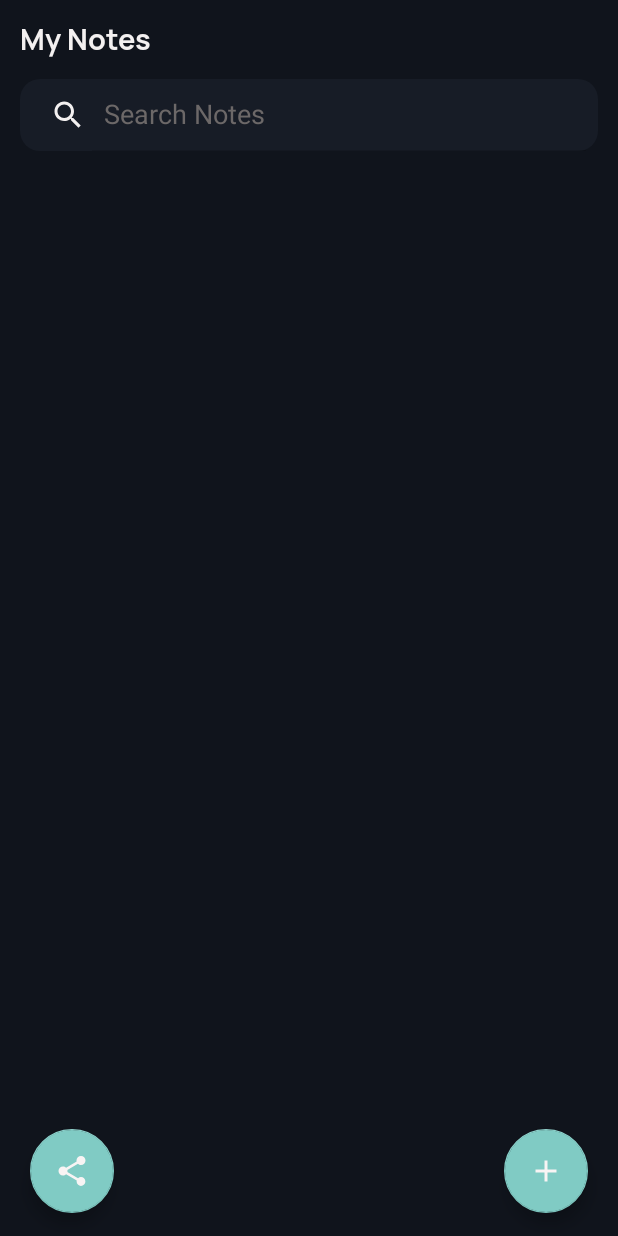
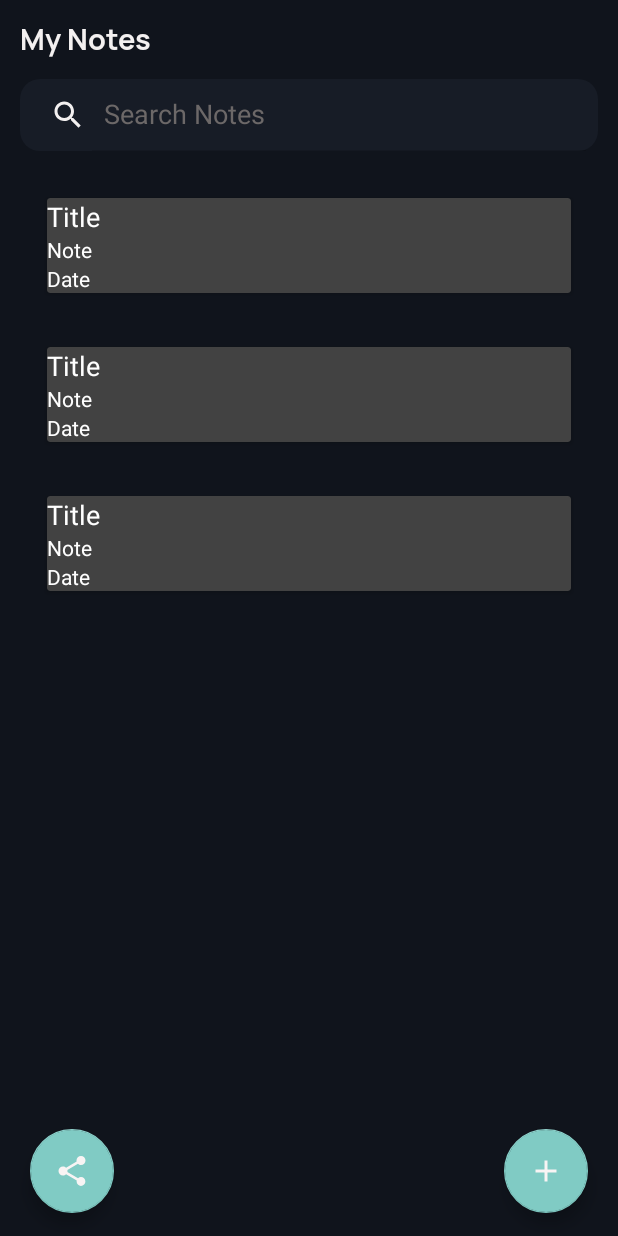
Before and after one commit to SahejChandok/CSI5175_SimpleNotes, an Android app: the layout activity_main.xml on its own in the app's theme, with its tools: preview values and no code run, on a phone screen of 412 x 824 dp. Run offline under Robolectric (Android 15) with nearby library versions, the phone set to English and light mode, and no system bars.

Commit message:
Revert "Revert "notes, update and delete""
This reverts commit 1079587f391d3f549ac9f9840c5412f8b6f10450.

```diff
--- a/app/build.gradle
+++ b/app/build.gradle
@@ -47,6 +47,8 @@ dependencies {
     implementation 'androidx.navigation:navigation-fragment-ktx:2.5.3'
     implementation 'androidx.navigation:navigation-ui-ktx:2.5.3'
     implementation 'androidx.core:core-ktx:1.9.0'
+
+
     testImplementation 'junit:junit:4.13.2'
     androidTestImplementation 'androidx.test.ext:junit:1.1.5'
     androidTestImplementation 'androidx.test.espresso:espresso-core:3.5.1'
@@ -59,5 +61,5 @@ dependencies {
     implementation "androidx.lifecycle:lifecycle-viewmodel-ktx:2.4.1"
     implementation "androidx.lifecycle:lifecycle-runtime-ktx:2.4.1"
     implementation "net.datafaker:datafaker:1.8.0"
-
+    implementation 'org.jetbrains.kotlinx:kotlinx-coroutines-core:1.4.1'
 }
--- a/app/src/main/AndroidManifest.xml
+++ b/app/src/main/AndroidManifest.xml
@@ -12,14 +12,17 @@
         android:icon="@mipmap/ic_launcher"
         android:label="@string/app_name"
         android:supportsRtl="true"
-
         android:theme="@style/Theme.AppCompat.NoActionBar"
         tools:targetApi="31">
+        <activity
+            android:name=".CreateNoteActivity"
+            android:exported="false" />
         <activity
             android:name=".MainActivity"
             android:exported="true">
             <intent-filter>
                 <action android:name="android.intent.action.MAIN" />
+
                 <category android:name="android.intent.category.LAUNCHER" />
             </intent-filter>
         </activity>
--- a/app/src/main/res/layout/activity_create_note.xml
+++ b/app/src/main/res/layout/activity_create_note.xml
@@ -15,7 +15,7 @@
         <EditText
             android:id="@+id/create_note_title"
             android:layout_width="match_parent"
-            android:layout_height="wrap_content"
+            android:layout_height="48dp"
             android:ems="10"
             android:hint="Title"
             android:gravity="start"
@@ -103,7 +103,6 @@
             android:layout_height="400sp"
             android:layout_marginTop="10sp"
             android:ems="10"
-            android:hint="Add your notes here"
             android:gravity="start"
             android:inputType="textMultiLine"
             android:maxLength="@integer/material_motion_duration_long_1"/>
--- /dev/null
+++ b/app/src/main/res/layout/activity_list.xml
@@ -0,0 +1,49 @@
+<?xml version="1.0" encoding="utf-8"?>
+<androidx.cardview.widget.CardView
+    xmlns:android="http://schemas.android.com/apk/res/android"
+    xmlns:tools="http://schemas.android.com/tools"
+    android:layout_width="match_parent"
+    android:id="@+id/card_layout"
+    xmlns:app="http://schemas.android.com/apk/res-auto"
+    android:layout_margin="18dp"
+
+    android:elevation="8dp"
+    android:layout_height="wrap_content">
+    <LinearLayout
+        android:layout_width="match_parent"
+        android:layout_height="wrap_content"
+        android:orientation="vertical">
+        <RelativeLayout
+            android:layout_width="match_parent"
+            android:layout_height="wrap_content">
+            <TextView
+                android:id="@+id/n_title"
+                android:layout_width="match_parent"
+                android:layout_height="wrap_content"
+                android:layout_alignParentStart="true"
+                android:text="Title"
+                android:textColor="@color/ColorWhite"
+                android:textSize="18dp"/>
+        </RelativeLayout>
+        <TextView
+            android:id="@+id/n_note"
+            android:layout_width="match_parent"
+            android:layout_height="wrap_content"
+            android:layout_alignParentStart="true"
+            android:text="Note"
+            android:textColor="@color/ColorWhite"
+            android:textSize="14sp"/>
+        <TextView
+            android:id="@+id/n_date"
+            android:layout_width="match_parent"
+            android:layout_height="wrap_content"
+            android:layout_alignParentStart="true"
+            android:text="Date"
+            android:textColor="@color/ColorWhite"
+            android:textSize="14sp"/>
+    </LinearLayout>
+
+
+
+
+</androidx.cardview.widget.CardView>
--- a/app/src/main/res/layout/activity_main.xml
+++ b/app/src/main/res/layout/activity_main.xml
@@ -42,14 +42,15 @@
         app:layout_constraintStart_toStartOf="parent"
         app:layout_constraintTop_toBottomOf="@+id/textview1" />
     <androidx.recyclerview.widget.RecyclerView
-        android:id="@+id/recyclerview"
+        android:id="@+id/note_list"
         android:layout_width="match_parent"
         android:layout_height="wrap_content"
         app:layout_constraintTop_toBottomOf="@+id/searchview"
         android:layout_margin="13.00dp"
         app:layout_constraintStart_toStartOf="parent"
         app:layout_constraintEnd_toEndOf="parent"
-        tools:ignore="InvalidId" />
+        tools:listitem="@layout/activity_list"
+         />
 
     <com.google.android.material.floatingactionbutton.FloatingActionButton
         android:id="@+id/add_notes"
--- /dev/null
+++ b/app/src/main/res/menu/pop_up_menu.xml
@@ -0,0 +1,6 @@
+<?xml version="1.0" encoding="utf-8"?>
+<menu xmlns:android="http://schemas.android.com/apk/res/android">
+  <item android:id="@+id/delete_note"
+      android:title="Delete"
+      />
+</menu>
--- a/build.gradle
+++ b/build.gradle
@@ -4,3 +4,6 @@ plugins {
     id 'com.android.library' version '7.4.2' apply false
     id 'org.jetbrains.kotlin.android' version '1.8.0' apply false
 }
+task clean(type: Delete){
+    delete rootProject.buildDir
+}
```
Also changed, not shown: app/src/main/java/com/example/notesapp/AppDatabase.kt (+2 -8 lines), app/src/main/java/com/example/notesapp/CreateNoteActivity.kt (+63 -43 lines), app/src/main/java/com/example/notesapp/MainActivity.kt (+149 -26 lines), app/src/main/java/com/example/notesapp/Note.kt (+6 -4 lines), app/src/main/java/com/example/notesapp/NoteDao.kt (+7 -6 lines), app/src/main/java/com/example/notesapp/NoteViewModel.kt (added, +32 -0 lines), app/src/main/java/com/example/notesapp/NotesRepository.kt (added, +19 -0 lines), app/src/main/java/com/example/notesapp/activity_list.kt (added, +18 -0 lines), app/src/main/java/com/example/notesapp/adapter/NotesAdapter.kt (added, +106 -0 lines), app/src/main/res/values/colors.xml (+10 -0 lines).
